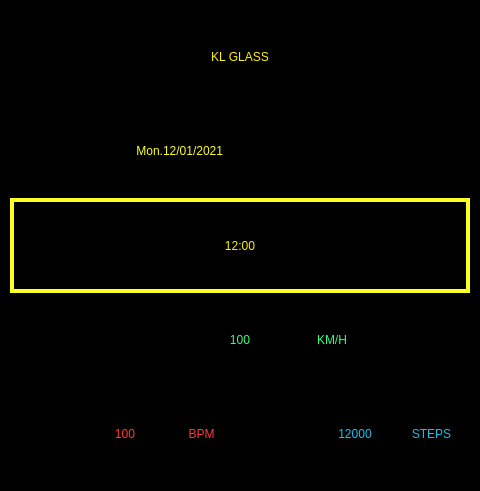
The window that UI/MatChinh.ui (tranvikhan/KLGlass) describes before a commit, drawn with Qt 5.
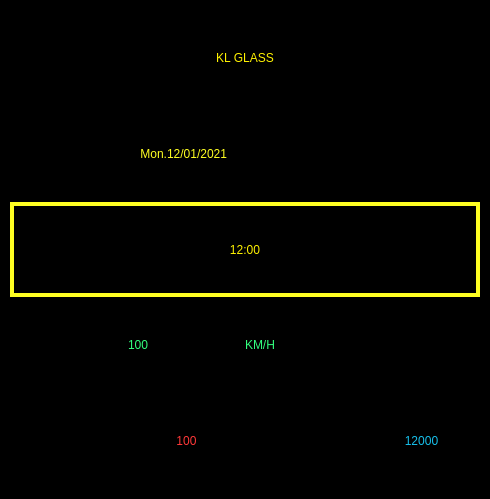
The same window after the commit. Icons and pictures are not drawn.

Patch:
```diff
--- a/UI/MatChinh.ui
+++ b/UI/MatChinh.ui
@@ -6,8 +6,8 @@
    <rect>
     <x>0</x>
     <y>0</y>
-    <width>480</width>
-    <height>491</height>
+    <width>490</width>
+    <height>499</height>
    </rect>
   </property>
   <property name="windowTitle">
@@ -38,7 +38,7 @@
       <item>
        <widget class="QLabel" name="label">
         <property name="styleSheet">
-         <string notr="true">font: 75 72pt &quot;Poplar Std&quot;;
+         <string notr="true">font: 75 55pt &quot;Poplar Std&quot;;
 color: rgb(255, 242, 0);
 </string>
         </property>
@@ -55,7 +55,7 @@
         <item>
          <widget class="QLabel" name="Thu">
           <property name="styleSheet">
-           <string notr="true">font: 75 9pt &quot;MS Shell Dlg 2&quot;;
+           <string notr="true">font: 75 30pt &quot;MS Shell Dlg 2&quot;;
 color: rgb(255, 255, 34);</string>
           </property>
           <property name="text">
@@ -69,7 +69,7 @@
         <item>
          <widget class="QLabel" name="Ngay">
           <property name="styleSheet">
-           <string notr="true">font: 75 10pt &quot;MS Shell Dlg 2&quot;;
+           <string notr="true">font: 75 30pt &quot;MS Shell Dlg 2&quot;;
 color: rgb(255, 255, 34);</string>
           </property>
           <property name="text">
@@ -92,7 +92,7 @@
       <item>
        <widget class="QLabel" name="Time">
         <property name="styleSheet">
-         <string notr="true">font: 72pt &quot;alarm clock&quot;;
+         <string notr="true">font: 75pt &quot;alarm clock&quot;;
 color: rgb(255, 242, 0);
 border-width: 4px;
 border-style: solid;
@@ -117,21 +117,21 @@
            <pixmap>Icon/icons8_ookla_speedtest_100px_6.png</pixmap>
           </property>
           <property name="alignment">
-           <set>Qt::AlignRight|Qt::AlignTrailing|Qt::AlignVCenter</set>
+           <set>Qt::AlignLeading|Qt::AlignLeft|Qt::AlignVCenter</set>
           </property>
          </widget>
         </item>
         <item>
          <widget class="QLabel" name="Speed">
           <property name="styleSheet">
-           <string notr="true">font: 35pt &quot;alarm clock&quot;;
+           <string notr="true">font: 70pt &quot;alarm clock&quot;;
 color: rgb(50, 255, 126);</string>
           </property>
           <property name="text">
            <string>100</string>
           </property>
           <property name="alignment">
-           <set>Qt::AlignCenter</set>
+           <set>Qt::AlignLeading|Qt::AlignLeft|Qt::AlignVCenter</set>
           </property>
          </widget>
         </item>
@@ -139,7 +139,7 @@
          <widget class="QLabel" name="label_10">
           <property name="styleSheet">
            <string notr="true">color: rgb(50, 255, 126);
-font: 75 12pt &quot;MS Shell Dlg 2&quot;;</string>
+font: 75 30pt &quot;MS Shell Dlg 2&quot;;</string>
           </property>
           <property name="text">
            <string>KM/H</string>
@@ -149,6 +149,13 @@
           </property>
          </widget>
         </item>
+        <item>
+         <widget class="QLabel" name="label_6">
+          <property name="text">
+           <string>TextLabel</string>
+          </property>
+         </widget>
+        </item>
        </layout>
       </item>
       <item>
@@ -172,7 +179,7 @@
         <item>
          <widget class="QLabel" name="Heart">
           <property name="styleSheet">
-           <string notr="true">font: 22pt &quot;alarm clock&quot;;
+           <string notr="true">font: 40pt &quot;alarm clock&quot;;
 color: rgb(255, 56, 56);</string>
           </property>
           <property name="text">
@@ -183,20 +190,6 @@
           </property>
          </widget>
         </item>
-        <item>
-         <widget class="QLabel" name="label_8">
-          <property name="styleSheet">
-           <string notr="true">font: 75 10pt &quot;MS Shell Dlg 2&quot;;
-color: rgb(255, 56, 56);</string>
-          </property>
-          <property name="text">
-           <string>BPM</string>
-          </property>
-          <property name="alignment">
-           <set>Qt::AlignCenter</set>
-          </property>
-         </widget>
-        </item>
         <item>
          <widget class="QLabel" name="label_5">
           <property name="text">
@@ -216,25 +209,14 @@
         <item>
          <widget class="QLabel" name="Steps">
           <property name="styleSheet">
-           <string notr="true">font: 22pt &quot;alarm clock&quot;;
+           <string notr="true">font: 40pt &quot;alarm clock&quot;;
 color: rgb(23, 192, 235);</string>
           </property>
           <property name="text">
            <string>12000</string>
           </property>
-          <property name="alignment">
-           <set>Qt::AlignCenter</set>
-          </property>
-         </widget>
-        </item>
-        <item>
-         <widget class="QLabel" name="label_9">
-          <property name="styleSheet">
-           <string notr="true">font: 75 10pt &quot;MS Shell Dlg 2&quot;;
-color: rgb(23, 192, 235);</string>
-          </property>
-          <property name="text">
-           <string>STEPS</string>
+          <property name="scaledContents">
+           <bool>false</bool>
           </property>
           <property name="alignment">
            <set>Qt::AlignCenter</set>
```
